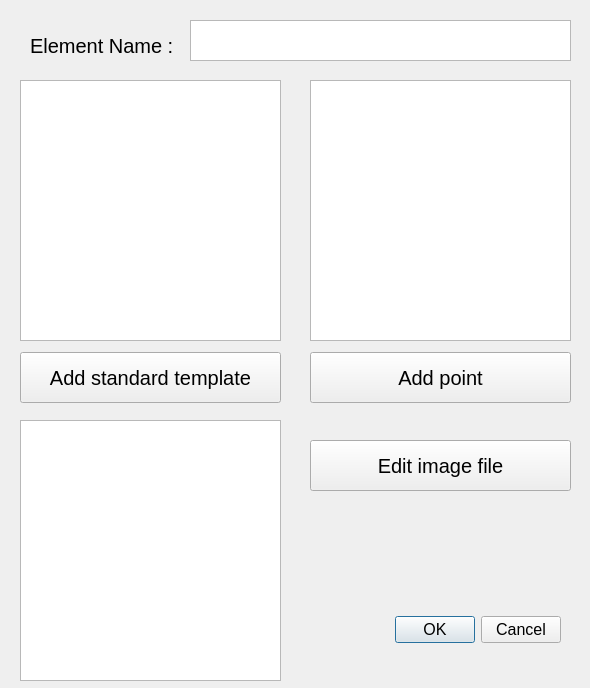
Qt form vsoft_desktop/vsoft/cNewElementWindow.ui (surachairobotic/vmer) before a commit.
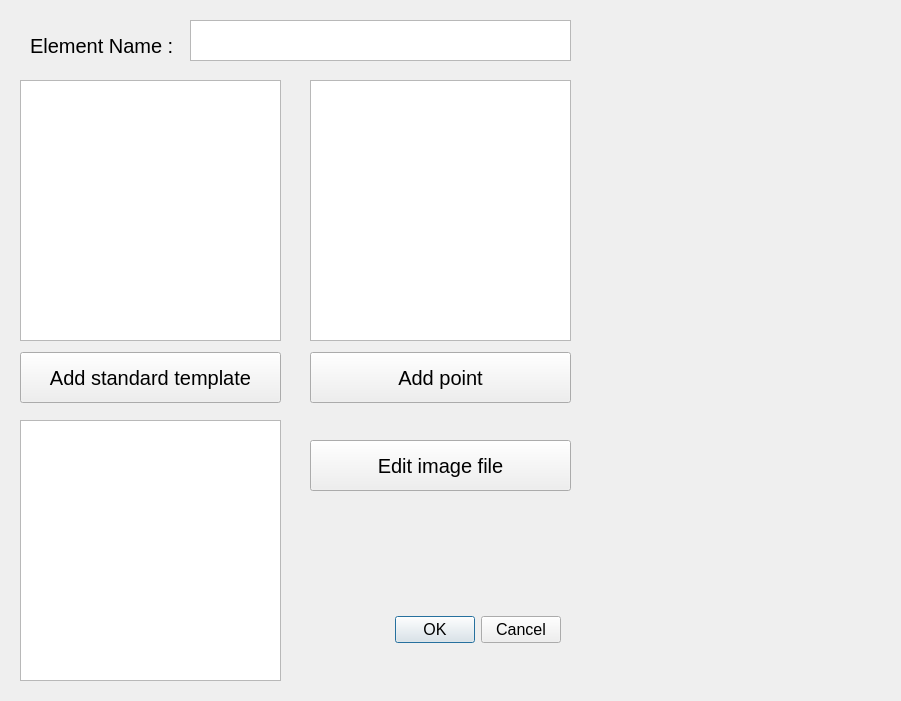
The same form after that commit.

Diff of the .ui file:
```diff
--- a/vsoft_desktop/vsoft/cNewElementWindow.ui
+++ b/vsoft_desktop/vsoft/cNewElementWindow.ui
@@ -6,8 +6,8 @@
    <rect>
     <x>0</x>
     <y>0</y>
-    <width>590</width>
-    <height>688</height>
+    <width>901</width>
+    <height>701</height>
    </rect>
   </property>
   <property name="windowTitle">
@@ -146,6 +146,16 @@
     </rect>
    </property>
   </widget>
+  <widget class="QWidget" name="wdgtProp" native="true">
+   <property name="geometry">
+    <rect>
+     <x>590</x>
+     <y>80</y>
+     <width>291</width>
+     <height>261</height>
+    </rect>
+   </property>
+  </widget>
  </widget>
  <resources/>
  <connections>
```
